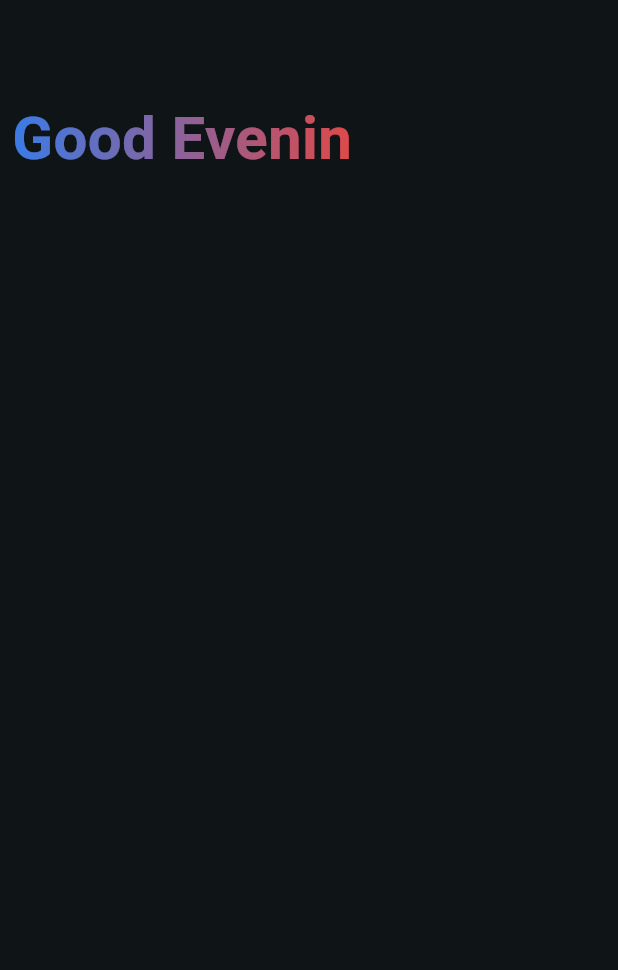
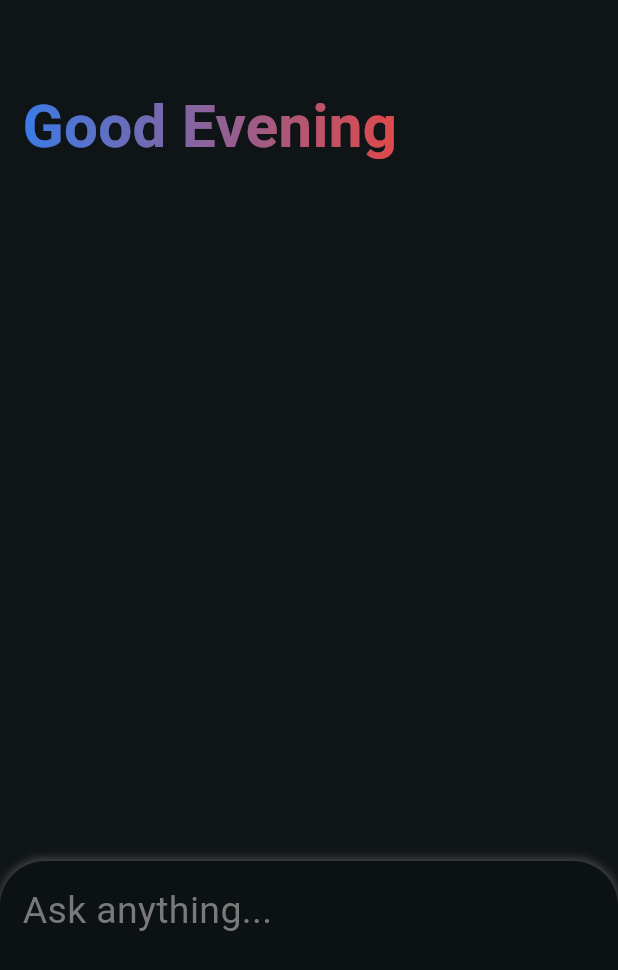
Before and after one commit to JaswanthJHK/chatbot_app, a Flutter app: the screen it shows after launch, on a phone screen of 412 x 824 dp. Shown: the top 970 px of the screen. Run offline on Flutter 3.47's test engine with Material 3 defaults, Android fonts, the phone set to English and light mode, and no system bars; our stand-ins replace flutter_dotenv, flutter_markdown, google_generative_ai, image_picker.

Commit message:
ui changed

```diff
--- a/lib/presentation/screens/first_screen.dart
+++ b/lib/presentation/screens/first_screen.dart
@@ -1,22 +1,30 @@
 import 'package:ai_chatbot/presentation/screens/chat_screen.dart';
-import 'package:ai_chatbot/presentation/widgets/custome_appbar.dart';
 import 'package:flutter/material.dart';
 
-class FirstScreen extends StatelessWidget {
+class FirstScreen extends StatefulWidget {
   const FirstScreen({super.key, required this.apiKey});
 
+  final String? apiKey;
+
+  @override
+  State<FirstScreen> createState() => _FirstScreenState();
+}
+
+class _FirstScreenState extends State<FirstScreen> {
   final linearColor = const LinearGradient(
     colors: [Colors.blueAccent, Colors.redAccent],
   );
-  final String? apiKey;
+
   @override
   Widget build(BuildContext context) {
     return Scaffold(
       appBar: AppBar(),
       body: SafeArea(
-        child: Padding(
-          padding: const EdgeInsets.all(8.0),
         child: Column(
+          children: [
+            Padding(
+              padding: const EdgeInsets.symmetric(horizontal: 15),
+              child: Row(
                 children: [
                   ShaderMask(
                     shaderCallback: (bounds) {
@@ -25,23 +33,58 @@ class FirstScreen extends StatelessWidget {
                       );
                     },
                     child: const Text(
-                  "Good Evenin",
-                  style: TextStyle(fontSize: 40, fontWeight: FontWeight.bold),
+                      "Good Evening",
+                      style:
+                          TextStyle(fontSize: 40, fontWeight: FontWeight.bold),
                     ),
                   ),
-              // ElevatedButton(
-              //     onPressed: () {
-              //       Navigator.push(
-              //         context,
-              //         MaterialPageRoute(
-              //           builder: (context) =>
-              //               ChatScreen(apiKey: apiKey, title: "Chatbot"),
-              //         ),
-              //       );
-              //     },
-              //     child: const Text("start"))
                 ],
               ),
+            ),
+            const Spacer(
+              flex: 1,
+            ),
+            Container(
+              width: double.infinity,
+              height: 250,
+              decoration: const BoxDecoration(
+                boxShadow: [
+                  BoxShadow(
+                      color: Color.fromARGB(255, 68, 68, 68),
+                      offset: Offset(0, -1),
+                      blurRadius: 4,
+                      spreadRadius: 0.5)
+                ],
+                borderRadius: BorderRadius.only(
+                    topLeft: Radius.circular(30),
+                    topRight: Radius.circular(30)),
+                color: Color.fromARGB(255, 12, 18, 20),
+              ),
+              child:  Column(
+                children: [
+                  Row(
+                    children: [
+                      Padding(
+                        padding: EdgeInsets.all(15.0),
+                        child: InkWell(
+                          onTap: () {
+                         //   Navigator.push(context, MaterialPageRoute(builder: (context) => ChatScreen(apiKey:, title: title),))
+                          },
+                          child: Text(
+                            'Ask anything...',
+                            style: TextStyle(
+                                fontSize: 25,
+                                fontWeight: FontWeight.w400,
+                                color: Color.fromARGB(255, 121, 121, 121)),
+                          ),
+                        ),
+                      ),
+                    ],
+                  ),
+                ],
+              ),
+            ),
+          ],
         ),
       ),
     );
```
Also changed, not shown: lib/presentation/screens/sample.dart (added, +122 -0 lines). Lines whose indentation alone changed are shown as unchanged.
